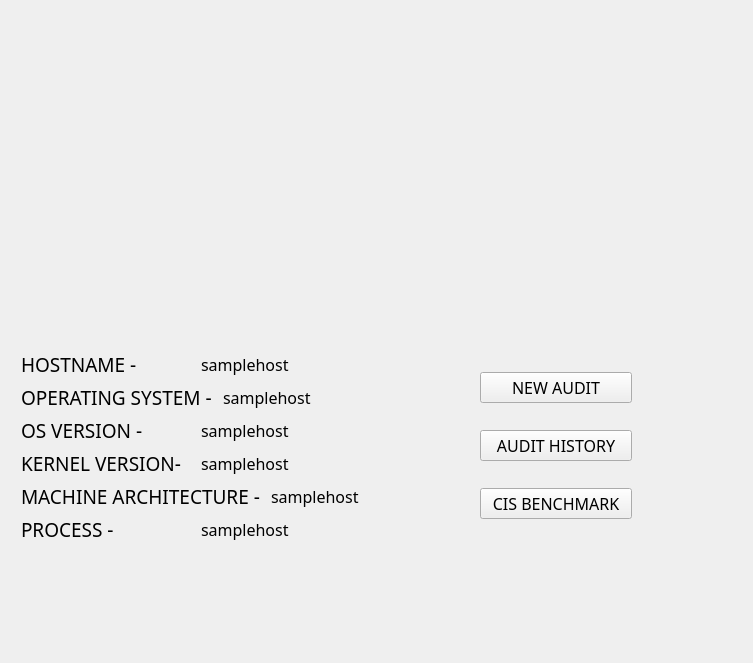
Before: the Qt Designer form start_page.ui in h4636oh/EasyAudit_QT, drawn with Qt 5.
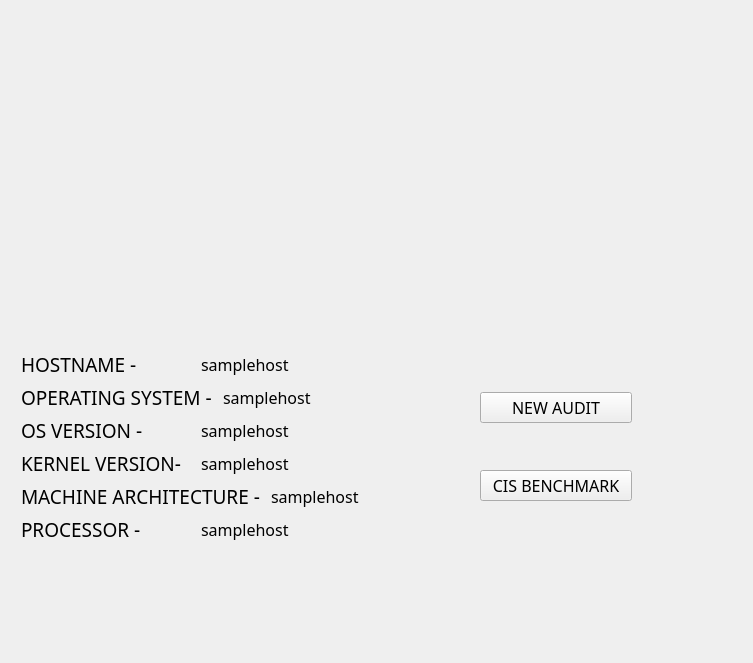
After: the same form once the commit is applied. Icons and pictures are not drawn.

Commit message: minor changes to start page

What changed in the file:
```diff
--- a/start_page.ui
+++ b/start_page.ui
@@ -282,7 +282,7 @@
             </font>
            </property>
            <property name="text">
-            <string>PROCESS -</string>
+            <string>PROCESSOR -</string>
            </property>
            <property name="alignment">
             <set>Qt::AlignmentFlag::AlignLeading|Qt::AlignmentFlag::AlignLeft|Qt::AlignmentFlag::AlignVCenter</set>
@@ -315,13 +315,6 @@
          </property>
         </widget>
        </item>
-       <item>
-        <widget class="QPushButton" name="audit_history_btn">
-         <property name="text">
-          <string>AUDIT HISTORY</string>
-         </property>
-        </widget>
-       </item>
        <item>
         <widget class="QPushButton" name="cis_benchmark_btn">
          <property name="text">
```
